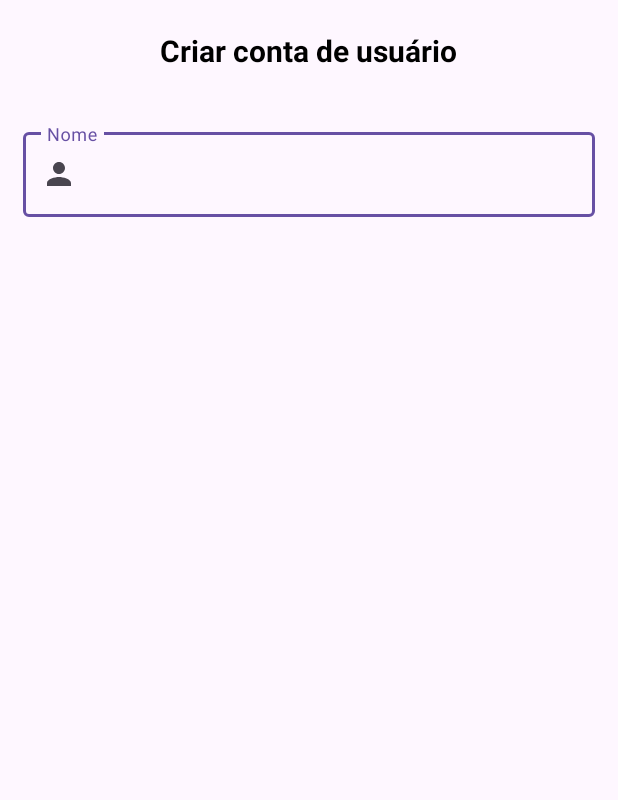
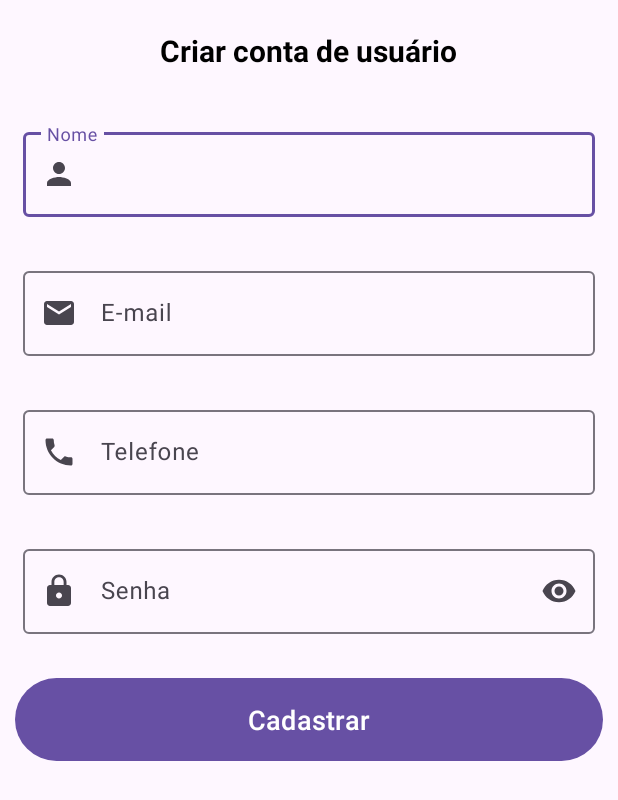
Before and after one commit to lndsilva/AppMyLove, an Android app: the CadUsuariosActivity screen opened directly, with no data from a screen before it, on a phone screen of 412 x 824 dp. Shown: the top 800 px of the screen. Run offline under Robolectric (Android 15) with nearby library versions, the phone set to English and light mode, and no system bars.

Commit message:
cadastro de usuário botões

```diff
--- /dev/null
+++ b/app/src/main/res/drawable/baseline_email.xml
@@ -0,0 +1,5 @@
+<vector xmlns:android="http://schemas.android.com/apk/res/android" android:height="24dp" android:tint="#000000" android:viewportHeight="24" android:viewportWidth="24" android:width="24dp">
+
+    <path android:fillColor="@android:color/white" android:pathData="M20,4L4,4c-1.1,0 -1.99,0.9 -1.99,2L2,18c0,1.1 0.9,2 2,2h16c1.1,0 2,-0.9 2,-2L22,6c0,-1.1 -0.9,-2 -2,-2zM20,8l-8,5 -8,-5L4,6l8,5 8,-5v2z"/>
+
+</vector>
--- /dev/null
+++ b/app/src/main/res/drawable/baseline_local_phone.xml
@@ -0,0 +1,5 @@
+<vector xmlns:android="http://schemas.android.com/apk/res/android" android:height="24dp" android:tint="#000000" android:viewportHeight="24" android:viewportWidth="24" android:width="24dp">
+
+    <path android:fillColor="@android:color/white" android:pathData="M6.62,10.79c1.44,2.83 3.76,5.14 6.59,6.59l2.2,-2.2c0.27,-0.27 0.67,-0.36 1.02,-0.24 1.12,0.37 2.33,0.57 3.57,0.57 0.55,0 1,0.45 1,1V20c0,0.55 -0.45,1 -1,1 -9.39,0 -17,-7.61 -17,-17 0,-0.55 0.45,-1 1,-1h3.5c0.55,0 1,0.45 1,1 0,1.25 0.2,2.45 0.57,3.57 0.11,0.35 0.03,0.74 -0.25,1.02l-2.2,2.2z"/>
+
+</vector>
--- a/app/src/main/res/layout/cad_usuarios_layout.xml
+++ b/app/src/main/res/layout/cad_usuarios_layout.xml
@@ -30,8 +30,72 @@
 
         <com.google.android.material.textfield.TextInputEditText
             android:layout_width="match_parent"
-            android:layout_height="wrap_content" />
+            android:layout_height="wrap_content"
+            android:inputType="textPersonName"
+            android:maxLength="50" />
 
     </com.google.android.material.textfield.TextInputLayout>
 
+    <com.google.android.material.textfield.TextInputLayout
+        android:id="@+id/txtEmail"
+        android:layout_width="match_parent"
+        android:layout_height="wrap_content"
+        android:layout_margin="10sp"
+        android:hint="E-mail"
+        android:padding="5sp"
+        app:endIconMode="clear_text"
+        app:startIconDrawable="@drawable/baseline_email">
+
+        <com.google.android.material.textfield.TextInputEditText
+            android:layout_width="match_parent"
+            android:layout_height="wrap_content"
+            android:inputType="textEmailAddress"
+            android:maxLength="100" />
+
+    </com.google.android.material.textfield.TextInputLayout>
+
+    <com.google.android.material.textfield.TextInputLayout
+        android:id="@+id/txtTelefone"
+        android:layout_width="match_parent"
+        android:layout_height="wrap_content"
+        android:layout_margin="10sp"
+        android:hint="Telefone"
+        android:padding="5sp"
+        app:endIconMode="clear_text"
+        app:startIconDrawable="@drawable/baseline_local_phone">
+
+        <com.google.android.material.textfield.TextInputEditText
+            android:layout_width="match_parent"
+            android:layout_height="wrap_content"
+            android:inputType="phone"
+            android:maxLength="11" />
+
+    </com.google.android.material.textfield.TextInputLayout>
+
+    <com.google.android.material.textfield.TextInputLayout
+        android:id="@+id/txtSenha"
+        android:layout_width="match_parent"
+        android:layout_height="wrap_content"
+        android:layout_margin="10sp"
+        android:hint="Senha"
+        android:padding="5sp"
+        app:endIconMode="password_toggle"
+        app:startIconDrawable="@drawable/baseline_lock">
+
+        <com.google.android.material.textfield.TextInputEditText
+            android:layout_width="match_parent"
+            android:layout_height="wrap_content"
+            android:inputType="textPassword"
+            android:maxLength="50" />
+    </com.google.android.material.textfield.TextInputLayout>
+
+    <Button
+        android:id="@+id/btnCriarUsuario"
+        android:layout_width="match_parent"
+        android:layout_height="wrap_content"
+        android:layout_margin="10dp"
+        android:padding="15sp"
+        android:text="Cadastrar"
+        android:textSize="18sp" />
+
 </LinearLayout>
```
